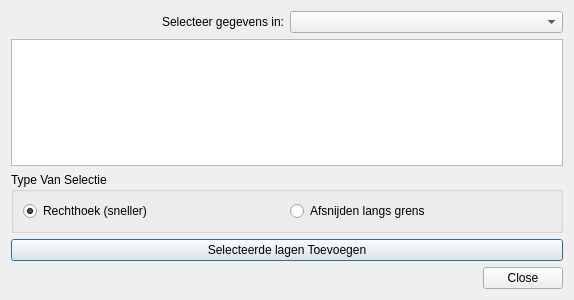
Before: the Qt Designer form ui_vmmQry_baseDlg.ui in milieuinfo/Spatial-Subset-Query-Tool, drawn with Qt 5.
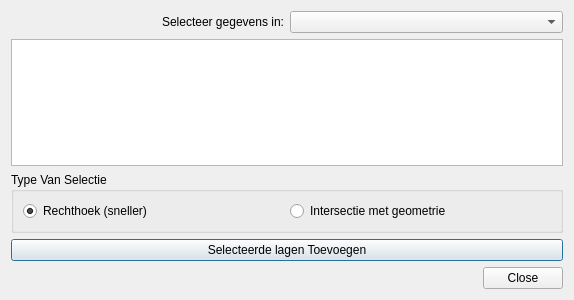
After: the same form once the commit is applied. Icons and pictures are not drawn.

What changed in the file:
```diff
--- a/ui_vmmQry_baseDlg.ui
+++ b/ui_vmmQry_baseDlg.ui
@@ -80,7 +80,7 @@
       <item>
        <widget class="QRadioButton" name="borderSelBtn">
         <property name="text">
-         <string>Afsnijden langs grens</string>
+         <string>Intersectie met geometrie</string>
         </property>
        </widget>
       </item>
```
